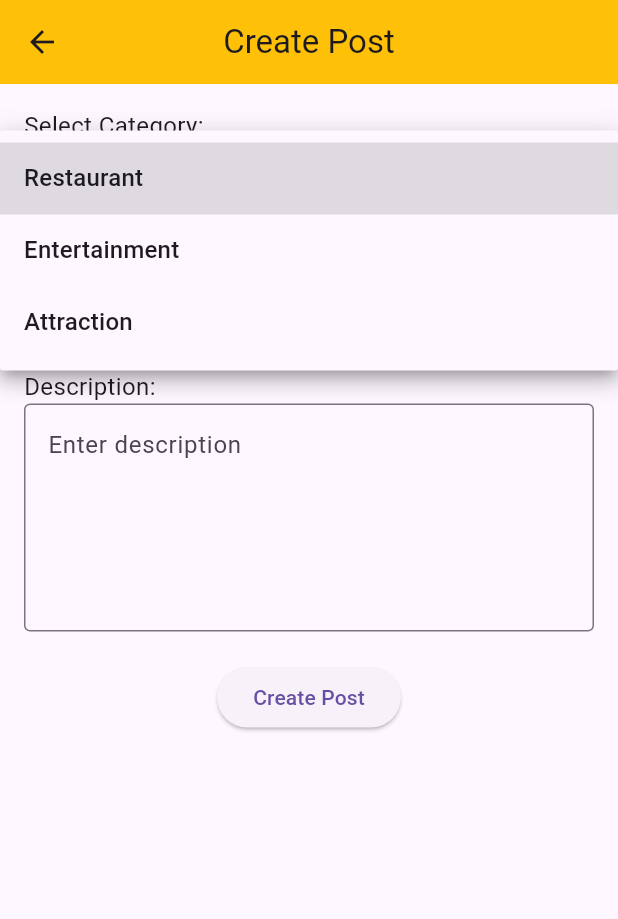
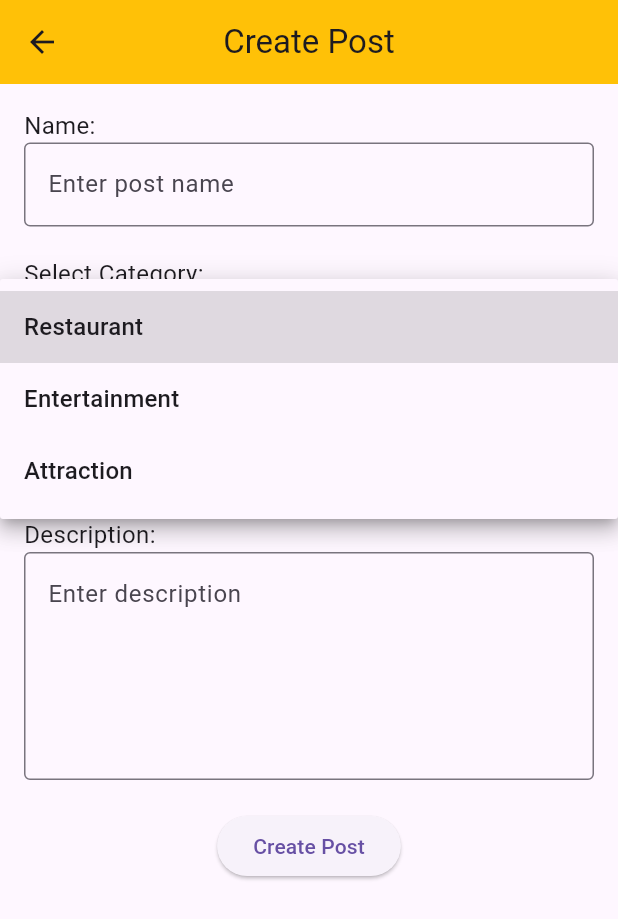
Before and after one commit to TienNguyen2210/TourGuideApp, a Flutter app: the PostScreen screen opened directly, after a tap on "Choose a category", on a phone screen of 412 x 824 dp. Shown: the top 919 px of the screen. Run offline on Flutter 3.47's test engine with Material 3 defaults, Android fonts, the light colour scheme and no system bars; drawn by our look-alikes of flutter_rating_bar; our stand-ins replace awesome_snackbar_content, firebase_auth, firebase_core, geocoding, geolocator, google_maps_flutter and 2 more; missing offline and left inert: flutter_facebook_auth, flutter_google_places, google_api_headers, google_maps_webservice; accounts and stored records are empty; network calls fail.

Commit message:
user post page created, post page gets user location

```diff
--- a/lib/bottom_navigation.dart
+++ b/lib/bottom_navigation.dart
@@ -1,6 +1,6 @@
 import 'package:flutter/material.dart';
 import 'package:tour_guide_app/pages/home_page.dart';
-import 'package:tour_guide_app/pages/post_page.dart';
+import 'package:tour_guide_app/pages/user_post_page.dart';
 import 'package:tour_guide_app/pages/profile_page.dart';
 import 'package:tour_guide_app/pages/search_page.dart';
 
@@ -17,7 +17,7 @@ class _BottomNavigationState extends State<BottomNavigation> {
   final List<Widget> _screens = <Widget>[
     HomeScreen(),
     SearchScreen(),
-    PostScreen(),
+    UserPostScreen(),
     ProfileScreen(),
   ];
 
--- a/lib/models/post.dart
+++ b/lib/models/post.dart
@@ -3,6 +3,7 @@ class Post {
   final double rating;
   final String description;
   final String location;
+  final String name;
 
-  Post({required this.category, required this.rating, required this.description, required this.location});
+  Post({required this.category, required this.rating, required this.description, required this.location, required this.name});
 }
--- a/lib/models/user.dart
+++ b/lib/models/user.dart
@@ -0,0 +1,14 @@
+class User {
+  final String username;
+  final List<Post> posts;
+
+  User({required this.username, required this.posts});
+}
+
+class Post {
+  final String name;
+  final String imageUrl;
+  final double rating;
+
+  Post({required this.name, required this.imageUrl, required this.rating});
+}
--- a/lib/pages/post_page.dart
+++ b/lib/pages/post_page.dart
@@ -1,6 +1,8 @@
 import 'package:flutter/material.dart';
 import 'package:flutter_rating_bar/flutter_rating_bar.dart';
 import '../models/post.dart';
+import 'package:geolocator/geolocator.dart';
+import 'package:geocoding/geocoding.dart' as geocoding;
 
 class PostScreen extends StatefulWidget {
   const PostScreen({super.key});
@@ -12,7 +14,48 @@ class PostScreen extends StatefulWidget {
 class _PostScreenState extends State<PostScreen> {
   String? _selectedCategory;
   double _rating = 0;
+  String currentLocation = '';
+
   final TextEditingController _descriptionController = TextEditingController();
+  final TextEditingController _nameController = TextEditingController();
+
+  Future<void> getCurrentLocation() async {
+    bool serviceEnabled;
+    LocationPermission permission;
+
+    serviceEnabled = await Geolocator.isLocationServiceEnabled();
+    if (!serviceEnabled) {
+      return Future.error('Location services are disabled.');
+    }
+
+    permission = await Geolocator.checkPermission();
+    if (permission == LocationPermission.denied) {
+      permission = await Geolocator.requestPermission();
+      if (permission == LocationPermission.denied) {
+        return Future.error('Location permissions are denied');
+      }
+    }
+
+    if (permission == LocationPermission.deniedForever) {
+      return Future.error(
+          'Location permissions are permanently denied, we cannot request permissions.'
+      );
+    }
+
+    Position position = await Geolocator.getCurrentPosition();
+    List<geocoding.Placemark> placemarks = await geocoding
+        .placemarkFromCoordinates(position.latitude, position.longitude);
+    geocoding.Placemark place = placemarks[0];
+    setState(() {
+      currentLocation = '${place.locality}, ${place.country}';
+    });
+  }
+
+  @override
+  void initState() {
+    super.initState();
+    getCurrentLocation();
+  }
 
   @override
   Widget build(BuildContext context) {
@@ -27,6 +70,16 @@ class _PostScreenState extends State<PostScreen> {
         child: Column(
           crossAxisAlignment: CrossAxisAlignment.start,
           children: <Widget>[
+            const Text('Name:', style: TextStyle(fontSize: 16)),
+            // Label for the name field
+            TextField(
+              controller: _nameController,
+              decoration: const InputDecoration(
+                hintText: 'Enter post name',
+                border: OutlineInputBorder(),
+              ),
+            ),
+            const SizedBox(height: 20),
             const Text('Select Category:', style: TextStyle(fontSize: 16)),
             DropdownButton<String>(
               value: _selectedCategory,
@@ -54,7 +107,8 @@ class _PostScreenState extends State<PostScreen> {
               allowHalfRating: true,
               itemCount: 5,
               itemPadding: const EdgeInsets.symmetric(horizontal: 4.0),
-              itemBuilder: (context, _) => const Icon(Icons.star, color: Colors.amber),
+              itemBuilder: (context, _) =>
+              const Icon(Icons.star, color: Colors.amber),
               onRatingUpdate: (rating) {
                 setState(() {
                   _rating = rating;
@@ -85,19 +139,26 @@ class _PostScreenState extends State<PostScreen> {
   }
 
   void _createPost() {
-    if (_selectedCategory != null && _rating != 0 && _descriptionController.text.isNotEmpty) {
+    if (_selectedCategory != null && _rating != 0 &&
+        _descriptionController.text.isNotEmpty &&
+        _nameController.text.isNotEmpty) {
       Post newPost = Post(
+          name: _nameController.text,
           category: _selectedCategory!,
           rating: _rating,
           description: _descriptionController.text,
-        location: "location"
+          location: currentLocation
       );
       showDialog(
         context: context,
-        builder: (context) => AlertDialog(
+        builder: (context) =>
+            AlertDialog(
               title: const Text('Post Created'),
               content: Text(
-            'Category: ${newPost.category}\nRating: ${newPost.rating}\nDescription: ${newPost.description}',
+                'Name: ${newPost.name}\nCategory: ${newPost
+                    .category}\nRating: ${newPost
+                    .rating}\nDescription: ${newPost
+                    .description}\nLocation: ${newPost.location}',
               ),
               actions: <Widget>[
                 TextButton(
@@ -110,7 +171,21 @@ class _PostScreenState extends State<PostScreen> {
             ),
       );
     } else {
-
+      // Optionally handle the case where not all fields are filled
+      showDialog(
+        context: context,
+        builder: (context) =>
+            AlertDialog(
+              title: const Text('Error'),
+              content: const Text('Please fill in all fields.'),
+              actions: <Widget>[
+                TextButton(
+                  onPressed: () => Navigator.of(context).pop(),
+                  child: const Text('OK'),
+                ),
+              ],
+            ),
+      );
     }
   }
 }
```
Also changed, not shown: lib/pages/user_post_page.dart (+125 -0 lines). Lines whose indentation alone changed are shown as unchanged.
